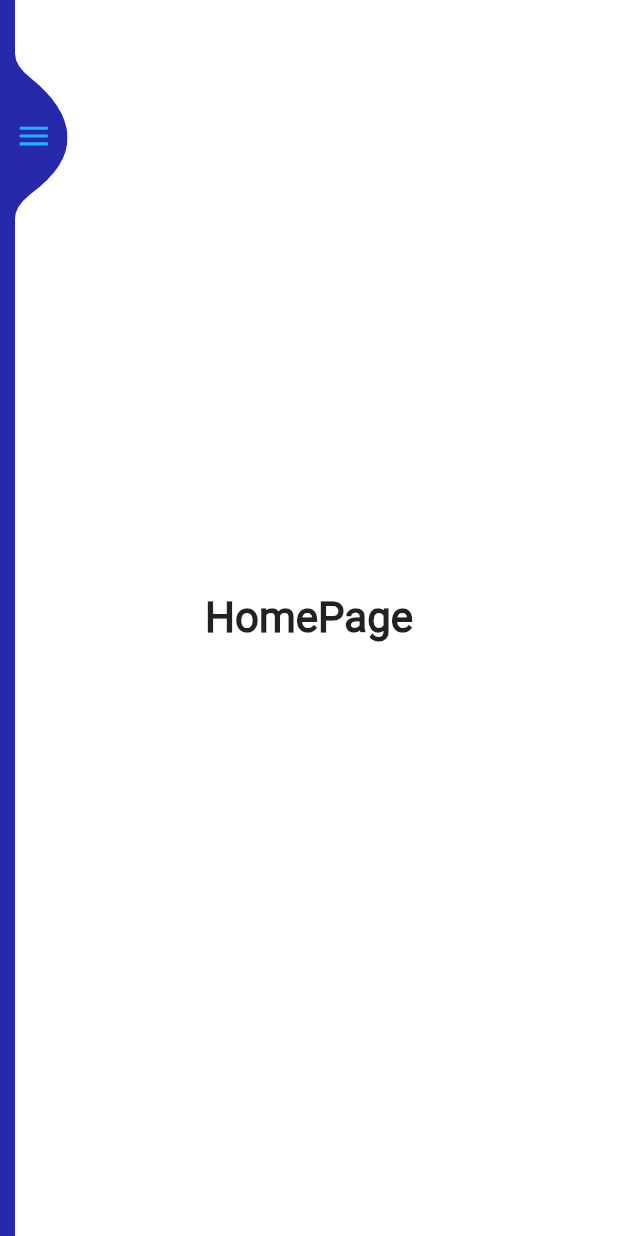
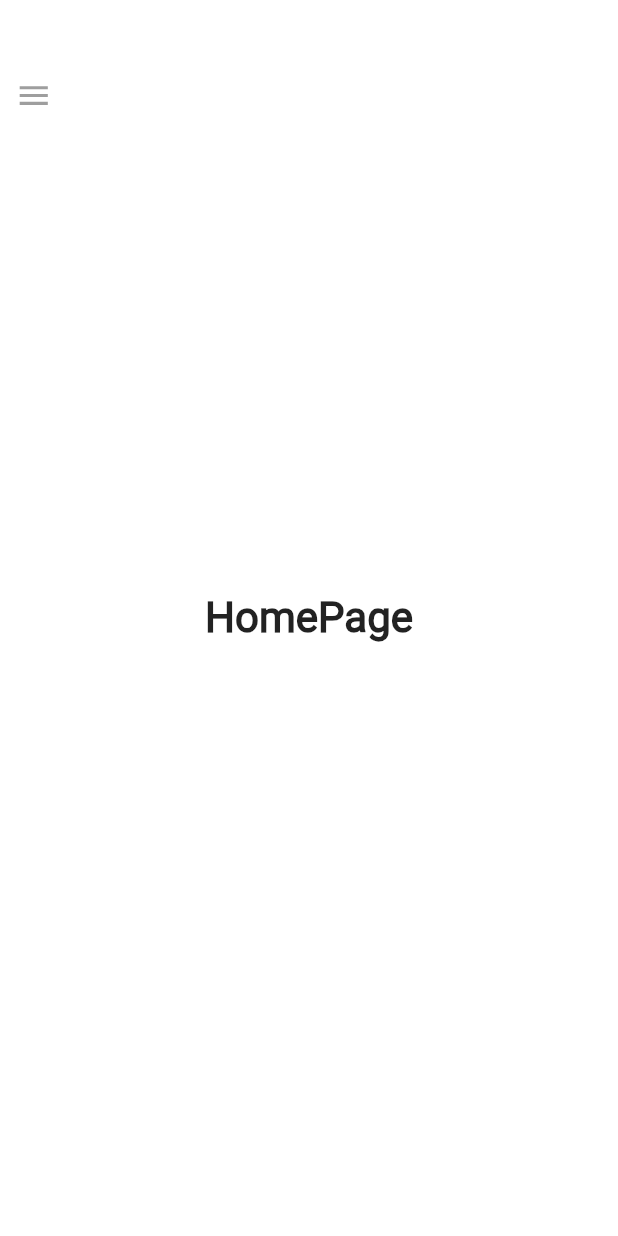
Before and after one commit to Open-Source-Agriculture/soil_logr, a Flutter app: the screen it shows after launch, on a phone screen of 412 x 824 dp. Run offline on Flutter 3.47's test engine with Material 2 defaults, Android fonts, the phone set to English and light mode, and no system bars; our stand-ins replace bloc, csv, flutter_bloc, flutter_spinkit, geolocator, hive and 4 more; missing offline and left inert: flutter_mailer; accounts and stored records are empty.

Commit message:
minor UI changes to drawer

```diff
--- a/lib/screens/side_bar/sidebar.dart
+++ b/lib/screens/side_bar/sidebar.dart
@@ -14,7 +14,7 @@ class _SideBarState extends State<SideBar> with SingleTickerProviderStateMixin<S
   StreamController<bool> isSidebarOpenedStreamController;
   Stream<bool> isSidebarOpenedStream;
   StreamSink<bool> isSidebarOpenedSink;
-  final _animationDuration = const Duration(milliseconds: 500);
+  final _animationDuration = const Duration(milliseconds: 200);
 
   @override
   void initState() {
@@ -65,7 +65,7 @@ class _SideBarState extends State<SideBar> with SingleTickerProviderStateMixin<S
               Expanded(
                 child: Container(
                   padding: const EdgeInsets.symmetric(horizontal: 20),
-                  color: const Color(0xFF262AAA),
+                  color:  Colors.white,
                   child: Column(
                     children: <Widget>[
                       SizedBox(
@@ -82,7 +82,7 @@ class _SideBarState extends State<SideBar> with SingleTickerProviderStateMixin<S
                       Divider(
                         height: 64,
                         thickness: 0.5,
-                        color: Colors.white.withOpacity(0.3),
+                        color: Colors.grey.withOpacity(0.3),
                         indent: 32,
                         endIndent: 32,
                       ),
@@ -105,7 +105,7 @@ class _SideBarState extends State<SideBar> with SingleTickerProviderStateMixin<S
                       Divider(
                         height: 64,
                         thickness: 0.5,
-                        color: Colors.white.withOpacity(0.3),
+                        color: Colors.grey.withOpacity(0.3),
                         indent: 32,
                         endIndent: 32,
                       ),
@@ -114,7 +114,7 @@ class _SideBarState extends State<SideBar> with SingleTickerProviderStateMixin<S
                 ),
               ),
               Align(
-                alignment: Alignment(0, -0.9),
+                alignment: Alignment(0, -0.90),
                 child: GestureDetector(
                   onTap: () {
                     onIconPressed();
@@ -123,13 +123,13 @@ class _SideBarState extends State<SideBar> with SingleTickerProviderStateMixin<S
                     clipper: CustomMenuClipper(),
                     child: Container(
                       width: 35,
-                      height: 110,
-                      color: Color(0xFF262AAA),
+                      height: 50,
+                      color: Colors.white,
                       alignment: Alignment.centerLeft,
                       child: AnimatedIcon(
                         progress: _animationController.view,
                         icon: AnimatedIcons.menu_close,
-                        color: Color(0xFF1BB5FD),
+                        color: Colors.grey,
                         size: 25,
                       ),
                     ),
```
